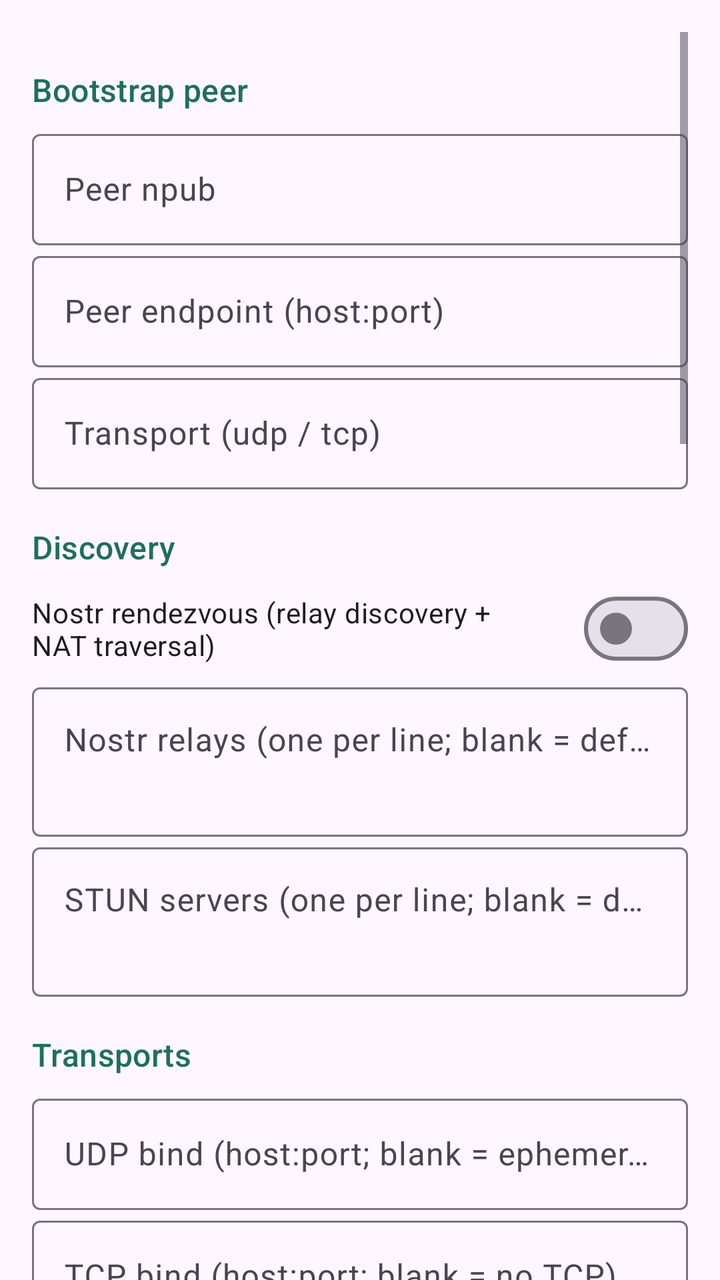
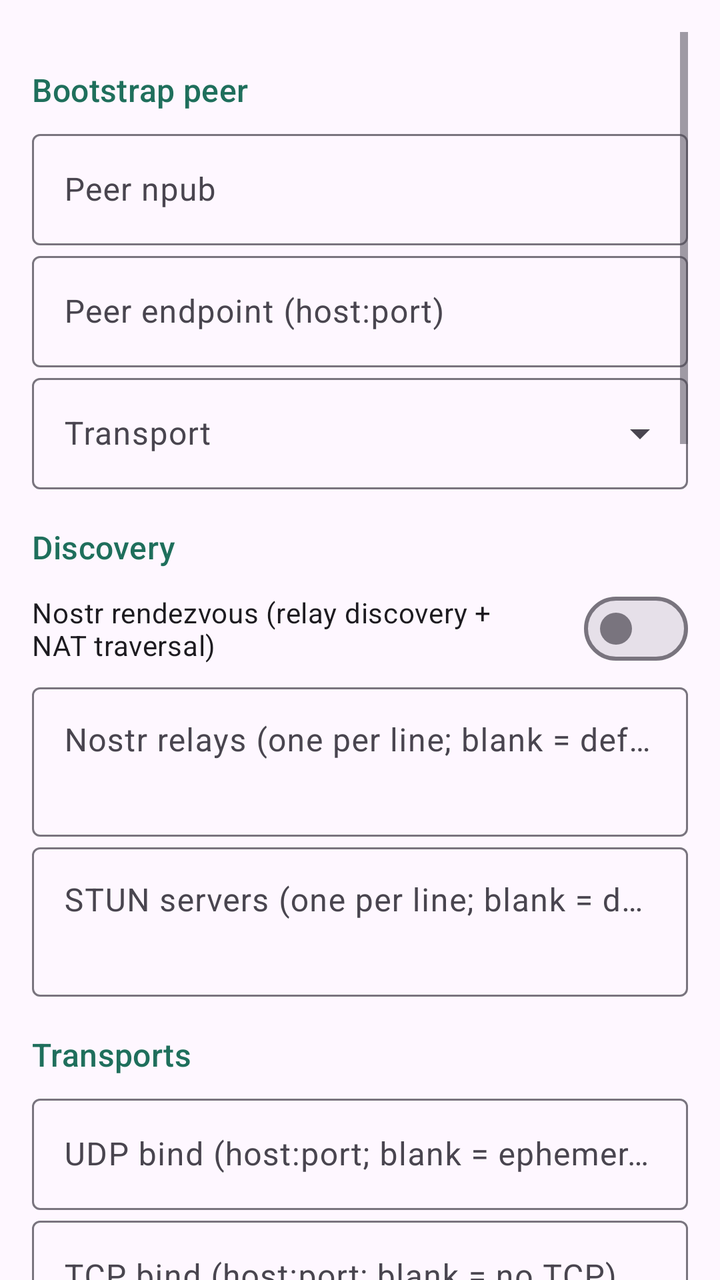

Two renders of the same Android screen: before a commit and after it. Below are the layout's source before the change and the commit's diff.
<!-- AndroidManifest.xml: application theme Theme.Fips -->
<!-- res/layout/fragment_settings.xml -->
<?xml version="1.0" encoding="utf-8"?>
<ScrollView xmlns:android="http://schemas.android.com/apk/res/android"
    android:layout_width="match_parent"
    android:layout_height="match_parent"
    android:clipToPadding="false"
    android:paddingHorizontal="16dp"
    android:paddingTop="16dp"
    android:paddingBottom="96dp">

    <LinearLayout
        android:layout_width="match_parent"
        android:layout_height="wrap_content"
        android:orientation="vertical">

        
        <TextView style="@style/SettingsHeader" android:text="Bootstrap peer" />

        <com.google.android.material.textfield.TextInputLayout
            style="@style/Widget.Material3.TextInputLayout.OutlinedBox"
            android:layout_width="match_parent"
            android:layout_height="wrap_content"
            android:hint="Peer npub">
            <com.google.android.material.textfield.TextInputEditText
                android:id="@+id/peer_npub"
                android:layout_width="match_parent"
                android:layout_height="wrap_content"
                android:inputType="text" />
        </com.google.android.material.textfield.TextInputLayout>

        <com.google.android.material.textfield.TextInputLayout
            style="@style/Widget.Material3.TextInputLayout.OutlinedBox"
            android:layout_width="match_parent"
            android:layout_height="wrap_content"
            android:hint="Peer endpoint (host:port)">
            <com.google.android.material.textfield.TextInputEditText
                android:id="@+id/peer_endpoint"
                android:layout_width="match_parent"
                android:layout_height="wrap_content"
                android:inputType="text" />
        </com.google.android.material.textfield.TextInputLayout>

        <com.google.android.material.textfield.TextInputLayout
            style="@style/Widget.Material3.TextInputLayout.OutlinedBox"
            android:layout_width="match_parent"
            android:layout_height="wrap_content"
            android:hint="Transport (udp / tcp)">
            <com.google.android.material.textfield.TextInputEditText
                android:id="@+id/peer_transport"
                android:layout_width="match_parent"
                android:layout_height="wrap_content"
                android:inputType="text" />
        </com.google.android.material.textfield.TextInputLayout>

        
        <TextView style="@style/SettingsHeader" android:text="Discovery" />

        <com.google.android.material.materialswitch.MaterialSwitch
            android:id="@+id/nostr"
            android:layout_width="match_parent"
            android:layout_height="wrap_content"
            android:paddingVertical="6dp"
            android:text="Nostr rendezvous (relay discovery + NAT traversal)" />

        <com.google.android.material.textfield.TextInputLayout
            style="@style/Widget.Material3.TextInputLayout.OutlinedBox"
            android:layout_width="match_parent"
            android:layout_height="wrap_content"
            android:hint="Nostr relays (one per line; blank = defaults)">
            <com.google.android.material.textfield.TextInputEditText
                android:id="@+id/nostr_relays"
                android:layout_width="match_parent"
                android:layout_height="wrap_content"
                android:gravity="top"
                android:inputType="textMultiLine|textNoSuggestions"
                android:minLines="2" />
        </com.google.android.material.textfield.TextInputLayout>

        <com.google.android.material.textfield.TextInputLayout
            style="@style/Widget.Material3.TextInputLayout.OutlinedBox"
            android:layout_width="match_parent"
            android:layout_height="wrap_content"
            android:hint="STUN servers (one per line; blank = defaults)">
            <com.google.android.material.textfield.TextInputEditText
                android:id="@+id/stun_servers"
                android:layout_width="match_parent"
                android:layout_height="wrap_content"
                android:gravity="top"
                android:inputType="textMultiLine|textNoSuggestions"
                android:minLines="2" />
        </com.google.android.material.textfield.TextInputLayout>

        
        <TextView style="@style/SettingsHeader" android:text="Transports" />

        <com.google.android.material.textfield.TextInputLayout
            style="@style/Widget.Material3.TextInputLayout.OutlinedBox"
            android:layout_width="match_parent"
            android:layout_height="wrap_content"
            android:hint="UDP bind (host:port; blank = ephemeral)">
            <com.google.android.material.textfield.TextInputEditText
                android:id="@+id/udp_bind"
                android:layout_width="match_parent"
                android:layout_height="wrap_content"
                android:inputType="text" />
        </com.google.android.material.textfield.TextInputLayout>

        <com.google.android.material.textfield.TextInputLayout
            style="@style/Widget.Material3.TextInputLayout.OutlinedBox"
            android:layout_width="match_parent"
            android:layout_height="wrap_content"
            android:hint="TCP bind (host:port; blank = no TCP)">
            <com.google.android.material.textfield.TextInputEditText
                android:id="@+id/tcp_bind"
                android:layout_width="match_parent"
                android:layout_height="wrap_content"
                android:inputType="text" />
        </com.google.android.material.textfield.TextInputLayout>

        
        <TextView style="@style/SettingsHeader" android:text="DNS" />

        <com.google.android.material.materialswitch.MaterialSwitch
            android:id="@+id/enable_fips_dns"
            android:layout_width="match_parent"
            android:layout_height="wrap_content"
            android:paddingVertical="6dp"
            android:text="In-app .fips resolver" />

        <com.google.android.material.textfield.TextInputLayout
            style="@style/Widget.Material3.TextInputLayout.OutlinedBox"
            android:layout_width="match_parent"
            android:layout_height="wrap_content"
            android:hint="Upstream DNS (one per line, host:port)">
            <com.google.android.material.textfield.TextInputEditText
                android:id="@+id/dns_upstreams"
                android:layout_width="match_parent"
                android:layout_height="wrap_content"
                android:gravity="top"
                android:inputType="textMultiLine"
                android:minLines="2" />
        </com.google.android.material.textfield.TextInputLayout>

        
        <TextView style="@style/SettingsHeader" android:text="Performance &amp; battery" />

        <com.google.android.material.materialswitch.MaterialSwitch
            android:id="@+id/battery_saver"
            android:layout_width="match_parent"
            android:layout_height="wrap_content"
            android:paddingVertical="6dp"
            android:text="Battery saver (relaxed timers)" />

        <com.google.android.material.materialswitch.MaterialSwitch
            android:id="@+id/lan_mdns"
            android:layout_width="match_parent"
            android:layout_height="wrap_content"
            android:paddingVertical="6dp"
            android:text="LAN discovery (mDNS)" />

        <TextView
            android:layout_width="match_parent"
            android:layout_height="wrap_content"
            android:paddingBottom="6dp"
            android:text="Finds nearby fips peers on your Wi-Fi for instant local connections. While on, your Wi-Fi chip stops filtering broadcast chatter from other devices (TVs, speakers, printers), and each message briefly wakes the phone — on a busy home network this costs noticeably more battery. No effect when off or on mobile data."
            android:textAppearance="?attr/textAppearanceBodySmall"
            android:textColor="?attr/colorOnSurfaceVariant" />

        <com.google.android.material.materialswitch.MaterialSwitch
            android:id="@+id/forward_clearnet"
            android:layout_width="match_parent"
            android:layout_height="wrap_content"
            android:paddingVertical="6dp"
            android:text="Forward non-mesh traffic (split tunnel)" />

        <com.google.android.material.textfield.TextInputLayout
            style="@style/Widget.Material3.TextInputLayout.OutlinedBox"
            android:layout_width="match_parent"
            android:layout_height="wrap_content"
            android:hint="Worker threads (encrypt/decrypt)">
            <com.google.android.material.textfield.TextInputEditText
                android:id="@+id/worker_threads"
                android:layout_width="match_parent"
                android:layout_height="wrap_content"
                android:inputType="number" />
        </com.google.android.material.textfield.TextInputLayout>

        
        <TextView style="@style/SettingsHeader" android:text="Logging" />

        <com.google.android.material.textfield.TextInputLayout
            style="@style/Widget.Material3.TextInputLayout.OutlinedBox"
            android:layout_width="match_parent"
            android:layout_height="wrap_content"
            android:hint="Log level (error/warn/info/debug/trace)">
            <com.google.android.material.textfield.TextInputEditText
                android:id="@+id/log_level"
                android:layout_width="match_parent"
                android:layout_height="wrap_content"
                android:inputType="text" />
        </com.google.android.material.textfield.TextInputLayout>

        
        <TextView style="@style/SettingsHeader" android:text="Advanced: raw fips.yaml" />

        <TextView
            android:layout_width="match_parent"
            android:layout_height="wrap_content"
            android:text="When set, this fully defines the fips config (every parameter) and overrides the structured fips settings above."
            android:textAppearance="?attr/textAppearanceBodySmall"
            android:textColor="?android:attr/textColorSecondary"
            android:paddingBottom="8dp" />

        <com.google.android.material.textfield.TextInputLayout
            style="@style/Widget.Material3.TextInputLayout.OutlinedBox"
            android:layout_width="match_parent"
            android:layout_height="wrap_content"
            android:hint="fips.yaml">
            <com.google.android.material.textfield.TextInputEditText
                android:id="@+id/fips_yaml"
                android:layout_width="match_parent"
                android:layout_height="wrap_content"
                android:fontFamily="monospace"
                android:gravity="top"
                android:inputType="textMultiLine|textNoSuggestions"
                android:minLines="6"
                android:textSize="12sp" />
        </com.google.android.material.textfield.TextInputLayout>

        <com.google.android.material.button.MaterialButton
            android:id="@+id/load_template"
            style="@style/Widget.Material3.Button.TextButton"
            android:layout_width="wrap_content"
            android:layout_height="wrap_content"
            android:text="Load template" />

        <com.google.android.material.button.MaterialButton
            android:id="@+id/save"
            android:layout_width="match_parent"
            android:layout_height="wrap_content"
            android:layout_marginTop="8dp"
            android:layout_marginBottom="24dp"
            android:text="Save settings" />
    </LinearLayout>
</ScrollView>
<!-- resources referenced by this layout -->
<resources>
  <style name="SettingsHeader" parent="TextAppearance.Material3.TitleMedium">
          <item name="android:layout_width">wrap_content</item>
          <item name="android:layout_height">wrap_content</item>
          <item name="android:paddingTop">18dp</item>
          <item name="android:paddingBottom">6dp</item>
          <item name="android:textColor">?attr/colorPrimary</item>
      </style>
  <style name="Theme.Fips" parent="Theme.Material3.DayNight.NoActionBar">
          <item name="colorPrimary">@color/fips_primary</item>
          <item name="colorOnPrimary">@color/fips_on_primary</item>
          <item name="colorPrimaryContainer">@color/fips_primary_container</item>
          <item name="colorOnPrimaryContainer">@color/fips_on_primary_container</item>
          <item name="colorSecondary">@color/fips_secondary</item>
          <item name="android:statusBarColor">?attr/colorSurface</item>
      </style>
  <color name="fips_primary">#1F6F5C</color>
  <color name="fips_on_primary">#FFFFFF</color>
  <color name="fips_primary_container">#A6F2DC</color>
  <color name="fips_on_primary_container">#002019</color>
  <color name="fips_secondary">#4A635B</color>
</resources>

<!-- the commit's change to res/layout/fragment_settings.xml (unified diff, before → after) -->
@@ -1,5 +1,6 @@
 <?xml version="1.0" encoding="utf-8"?>
 <ScrollView xmlns:android="http://schemas.android.com/apk/res/android"
+    xmlns:app="http://schemas.android.com/apk/res-auto"
     android:layout_width="match_parent"
     android:layout_height="match_parent"
     android:clipToPadding="false"
@@ -40,15 +41,16 @@
         </com.google.android.material.textfield.TextInputLayout>
 
         <com.google.android.material.textfield.TextInputLayout
-            style="@style/Widget.Material3.TextInputLayout.OutlinedBox"
-            android:layout_width="match_parent"
-            android:layout_height="wrap_content"
-            android:hint="Transport (udp / tcp)">
-            <com.google.android.material.textfield.TextInputEditText
+            style="@style/Widget.Material3.TextInputLayout.OutlinedBox.ExposedDropdownMenu"
+            android:layout_width="match_parent"
+            android:layout_height="wrap_content"
+            android:hint="Transport">
+            <com.google.android.material.textfield.MaterialAutoCompleteTextView
                 android:id="@+id/peer_transport"
                 android:layout_width="match_parent"
                 android:layout_height="wrap_content"
-                android:inputType="text" />
+                android:inputType="none"
+                app:simpleItems="@array/peer_transports" />
         </com.google.android.material.textfield.TextInputLayout>
 
         
@@ -188,15 +190,16 @@
         <TextView style="@style/SettingsHeader" android:text="Logging" />
 
         <com.google.android.material.textfield.TextInputLayout
-            style="@style/Widget.Material3.TextInputLayout.OutlinedBox"
-            android:layout_width="match_parent"
-            android:layout_height="wrap_content"
-            android:hint="Log level (error/warn/info/debug/trace)">
-            <com.google.android.material.textfield.TextInputEditText
+            style="@style/Widget.Material3.TextInputLayout.OutlinedBox.ExposedDropdownMenu"
+            android:layout_width="match_parent"
+            android:layout_height="wrap_content"
+            android:hint="Log level">
+            <com.google.android.material.textfield.MaterialAutoCompleteTextView
                 android:id="@+id/log_level"
                 android:layout_width="match_parent"
                 android:layout_height="wrap_content"
-                android:inputType="text" />
+                android:inputType="none"
+                app:simpleItems="@array/log_levels" />
         </com.google.android.material.textfield.TextInputLayout>
 
         
<!-- resource entries referenced after the edit -->
@@ -1,5 +1,16 @@
 <!-- resources referenced by this layout -->
 <resources>
+  <string-array name="log_levels">
+          <item>error</item>
+          <item>warn</item>
+          <item>info</item>
+          <item>debug</item>
+          <item>trace</item>
+      </string-array>
+  <string-array name="peer_transports">
+          <item>udp</item>
+          <item>tcp</item>
+      </string-array>
   <style name="SettingsHeader" parent="TextAppearance.Material3.TitleMedium">
           <item name="android:layout_width">wrap_content</item>
           <item name="android:layout_height">wrap_content</item>
